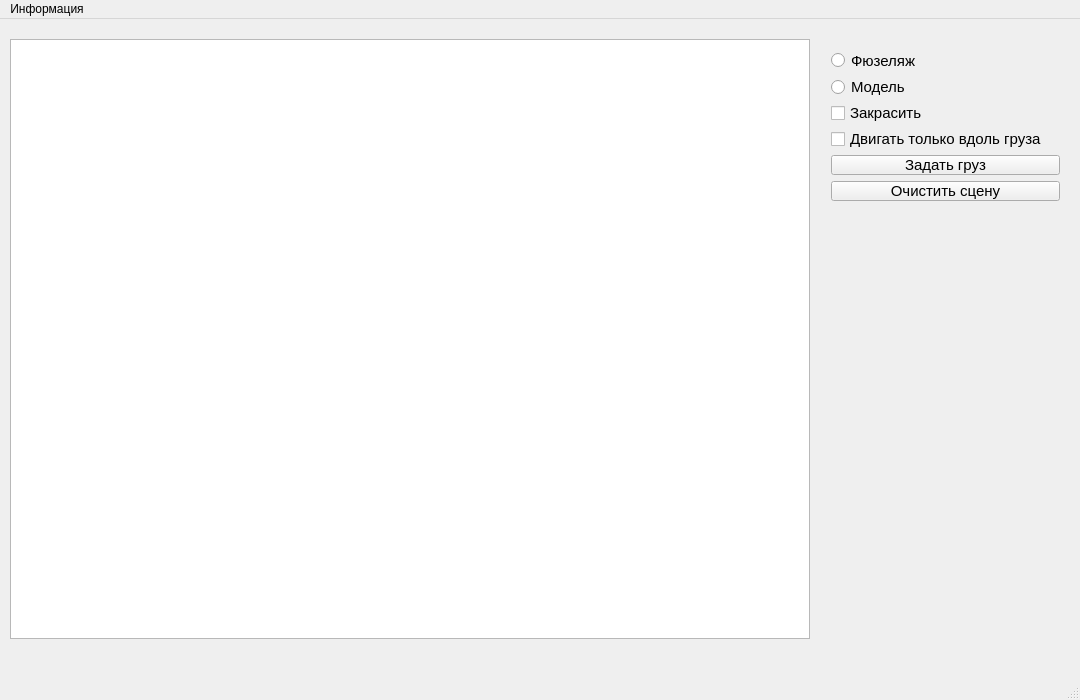
This is flyShipment/mainwindow.ui in Unatart/CGcourceproj as Qt 5 draws it before an edit. The edited form follows.
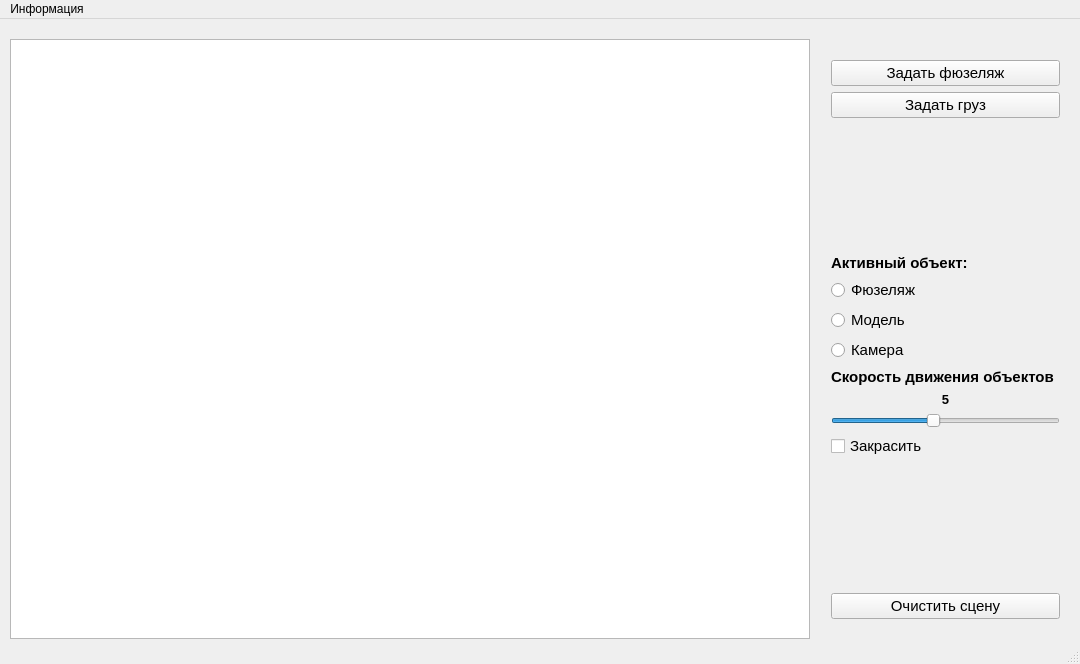
This is the edited form.

Diff of the .ui file:
```diff
--- a/flyShipment/mainwindow.ui
+++ b/flyShipment/mainwindow.ui
@@ -7,7 +7,7 @@
     <x>0</x>
     <y>0</y>
     <width>1080</width>
-    <height>700</height>
+    <height>664</height>
    </rect>
   </property>
   <property name="windowTitle">
@@ -18,14 +18,68 @@
     <property name="geometry">
      <rect>
       <x>820</x>
-      <y>20</y>
+      <y>30</y>
       <width>251</width>
-      <height>173</height>
+      <height>581</height>
      </rect>
     </property>
     <layout class="QVBoxLayout" name="verticalLayout">
+     <item>
+      <widget class="QPushButton" name="ShipButton">
+       <property name="font">
+        <font>
+         <pointsize>11</pointsize>
+        </font>
+       </property>
+       <property name="text">
+        <string>Задать фюзеляж</string>
+       </property>
+      </widget>
+     </item>
+     <item>
+      <widget class="QPushButton" name="ModelButton">
+       <property name="font">
+        <font>
+         <pointsize>11</pointsize>
+        </font>
+       </property>
+       <property name="text">
+        <string>Задать груз</string>
+       </property>
+      </widget>
+     </item>
+     <item>
+      <spacer name="verticalSpacer">
+       <property name="orientation">
+        <enum>Qt::Vertical</enum>
+       </property>
+       <property name="sizeHint" stdset="0">
+        <size>
+         <width>20</width>
+         <height>40</height>
+        </size>
+       </property>
+      </spacer>
+     </item>
+     <item>
+      <widget class="QLabel" name="label_3">
+       <property name="font">
+        <font>
+         <pointsize>11</pointsize>
+         <weight>75</weight>
+         <bold>true</bold>
+        </font>
+       </property>
+       <property name="text">
+        <string>Активный объект:</string>
+       </property>
+      </widget>
+     </item>
      <item>
       <widget class="QRadioButton" name="ship">
+       <property name="enabled">
+        <bool>true</bool>
+       </property>
        <property name="font">
         <font>
          <pointsize>11</pointsize>
@@ -34,10 +88,16 @@
        <property name="text">
         <string>Фюзеляж</string>
        </property>
+       <property name="checkable">
+        <bool>true</bool>
+       </property>
       </widget>
      </item>
      <item>
       <widget class="QRadioButton" name="model">
+       <property name="enabled">
+        <bool>true</bool>
+       </property>
        <property name="font">
         <font>
          <pointsize>11</pointsize>
@@ -48,6 +108,77 @@
        </property>
       </widget>
      </item>
+     <item>
+      <widget class="QRadioButton" name="cameraButton">
+       <property name="enabled">
+        <bool>true</bool>
+       </property>
+       <property name="font">
+        <font>
+         <pointsize>11</pointsize>
+        </font>
+       </property>
+       <property name="text">
+        <string>Камера</string>
+       </property>
+       <property name="checkable">
+        <bool>true</bool>
+       </property>
+      </widget>
+     </item>
+     <item>
+      <widget class="QLabel" name="label">
+       <property name="font">
+        <font>
+         <pointsize>11</pointsize>
+         <weight>75</weight>
+         <bold>true</bold>
+        </font>
+       </property>
+       <property name="text">
+        <string>Скорость движения объектов</string>
+       </property>
+      </widget>
+     </item>
+     <item>
+      <widget class="QLabel" name="label_2">
+       <property name="font">
+        <font>
+         <pointsize>10</pointsize>
+         <weight>75</weight>
+         <bold>true</bold>
+        </font>
+       </property>
+       <property name="text">
+        <string>5</string>
+       </property>
+       <property name="alignment">
+        <set>Qt::AlignCenter</set>
+       </property>
+      </widget>
+     </item>
+     <item>
+      <widget class="QSlider" name="horizontalSlider">
+       <property name="styleSheet">
+        <string notr="true">selection-color: qlineargradient(spread:pad, x1:0, y1:0, x2:1, y2:0, stop:0 rgba(43, 176, 133, 255), stop:1 rgba(255, 255, 255, 255));</string>
+       </property>
+       <property name="minimum">
+        <number>1</number>
+       </property>
+       <property name="maximum">
+        <number>10</number>
+       </property>
+       <property name="pageStep">
+        <number>1</number>
+       </property>
+       <property name="sliderPosition">
+        <number>5</number>
+       </property>
+       <property name="orientation">
+        <enum>Qt::Horizontal</enum>
+       </property>
+      </widget>
+     </item>
      <item>
       <widget class="QCheckBox" name="DrawBox">
        <property name="font">
@@ -61,28 +192,17 @@
       </widget>
      </item>
      <item>
-      <widget class="QCheckBox" name="moveBox">
-       <property name="font">
-        <font>
-         <pointsize>11</pointsize>
-        </font>
+      <spacer name="verticalSpacer_2">
+       <property name="orientation">
+        <enum>Qt::Vertical</enum>
        </property>
-       <property name="text">
-        <string>Двигать только вдоль груза</string>
+       <property name="sizeHint" stdset="0">
+        <size>
+         <width>20</width>
+         <height>40</height>
+        </size>
        </property>
-      </widget>
-     </item>
-     <item>
-      <widget class="QPushButton" name="ModelButton">
-       <property name="font">
-        <font>
-         <pointsize>11</pointsize>
-        </font>
-       </property>
-       <property name="text">
-        <string>Задать груз</string>
-       </property>
-      </widget>
+      </spacer>
      </item>
      <item>
       <widget class="QPushButton" name="clearScr">
```
Left out of the diff: 2 changed lines with no effect on the pictures.
